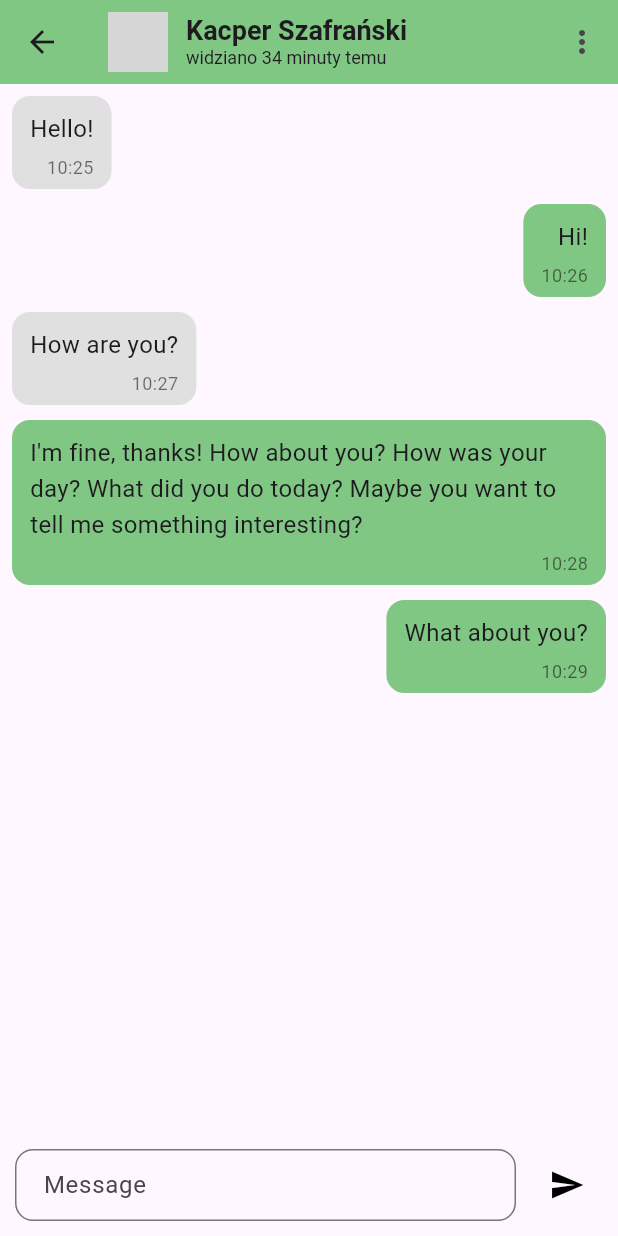
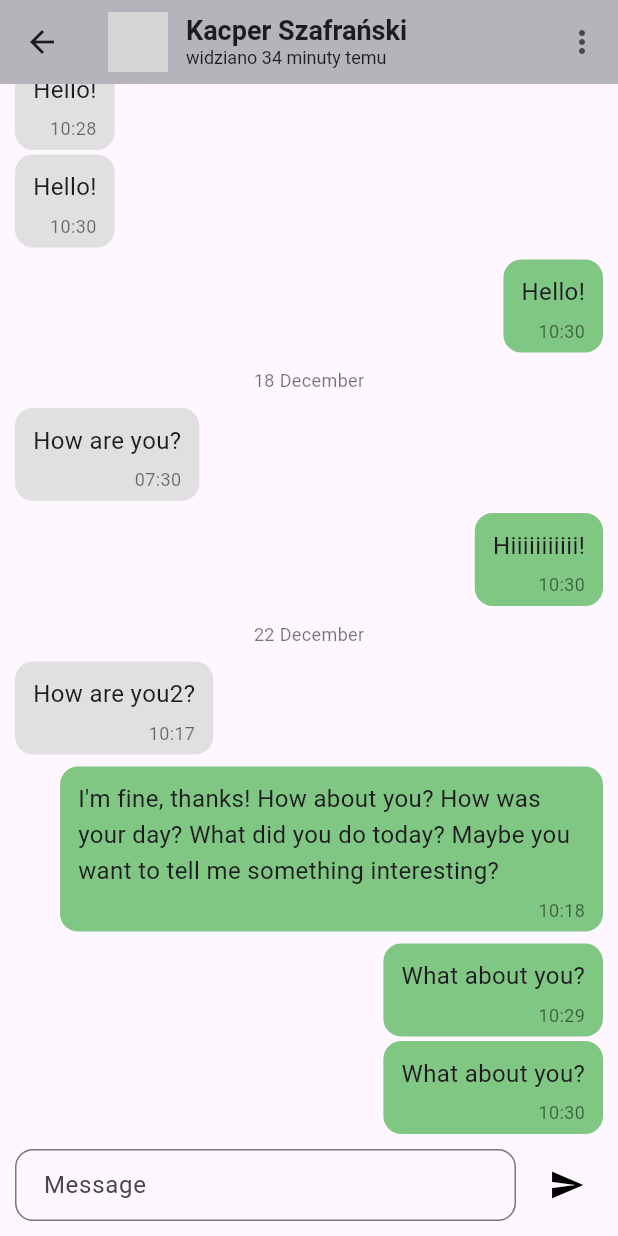
Before and after one commit to kasrow12/cynk, a Flutter app: the screen it shows after launch, on a phone screen of 412 x 824 dp. Run offline on Flutter 3.47's test engine with Material 3 defaults, Android fonts, the phone set to English and light mode, and no system bars; our stand-ins replace timeago; network calls fail; grey boxes are pictures that could not be loaded.

Commit message:
chat layout

```diff
--- a/lib/main.dart
+++ b/lib/main.dart
@@ -2,28 +2,64 @@ import 'package:Cynk/data/message.dart';
 import 'package:Cynk/data/user.dart';
 import 'package:Cynk/pl_messages.dart';
 import 'package:flutter/material.dart';
+import 'package:intl/intl.dart';
 import 'package:timeago/timeago.dart' as timeago;
 
-final List<Message> messages = [
+List<Message> aaaamessages() {
+  return [
     Message(
       message: 'Hello!',
-    time: DateTime.now().subtract(Duration(minutes: 5)),
+      time: DateTime.now()
+          .subtract(Duration(days: 5))
+          .subtract(Duration(hours: 3)),
+      isSentByUser: true,
+    ),
+    Message(
+      message:
+          'Lorem ipsum dolor sit amet, consectetur adipiscing elit. Donec nec odio vitae libero.',
+      time: DateTime.now()
+          .subtract(Duration(days: 5))
+          .subtract(Duration(hours: 3)),
       isSentByUser: false,
     ),
     Message(
-    message: 'Hi!',
-    time: DateTime.now().subtract(Duration(minutes: 4)),
+      message: 'Hello!',
+      time: DateTime.now()
+          .subtract(Duration(days: 5))
+          .subtract(Duration(minutes: 2)),
+      isSentByUser: false,
+    ),
+    Message(
+      message: 'Hello!',
+      time: DateTime.now().subtract(Duration(days: 5)),
+      isSentByUser: false,
+    ),
+    Message(
+      message: 'Hello!',
+      time: DateTime.now().subtract(Duration(days: 5)),
       isSentByUser: true,
     ),
     Message(
       message: 'How are you?',
-    time: DateTime.now().subtract(Duration(minutes: 3)),
+      time: DateTime.now()
+          .subtract(Duration(days: 4))
+          .subtract(Duration(hours: 3)),
+      isSentByUser: false,
+    ),
+    Message(
+      message: 'Hiiiiiiiiiii!',
+      time: DateTime.now().subtract(Duration(days: 4)),
+      isSentByUser: true,
+    ),
+    Message(
+      message: 'How are you2?',
+      time: DateTime.now().subtract(Duration(minutes: 13)),
       isSentByUser: false,
     ),
     Message(
       message:
           'I\'m fine, thanks! How about you? How was your day? What did you do today? Maybe you want to tell me something interesting?',
-    time: DateTime.now().subtract(Duration(minutes: 2)),
+      time: DateTime.now().subtract(Duration(minutes: 12)),
       isSentByUser: true,
     ),
     Message(
@@ -31,7 +67,13 @@ final List<Message> messages = [
       time: DateTime.now().subtract(Duration(minutes: 1)),
       isSentByUser: true,
     ),
-];
+    Message(
+      message: 'What about you?',
+      time: DateTime.now(),
+      isSentByUser: true,
+    ),
+  ].reversed.toList();
+}
 
 void main() {
   timeago.setLocaleMessages('pl', PlMessages());
@@ -45,9 +87,6 @@ class CynkApp extends StatelessWidget {
   Widget build(BuildContext context) {
     return MaterialApp(
       title: 'Cynk',
-      theme: ThemeData(
-        primarySwatch: Colors.green,
-      ),
       home: ChatPage(
         user: User(
           id: 'aaaa',
@@ -55,21 +94,27 @@ class CynkApp extends StatelessWidget {
           photoUrl: 'https://avatars.githubusercontent.com/u/37282077?v=4',
           lastSeen: DateTime.now().subtract(Duration(minutes: 34)),
         ),
+        messages: aaaamessages(),
       ),
     );
   }
 }
 
 class ChatPage extends StatelessWidget {
-  const ChatPage({required this.user, super.key});
+  const ChatPage({
+    required this.user,
+    required this.messages,
+    super.key,
+  });
 
   final User user;
+  final List<Message> messages;
 
   @override
   Widget build(BuildContext context) {
     return Scaffold(
       appBar: AppBar(
-        backgroundColor: Colors.green[300],
+        backgroundColor: Colors.grey[400],
         leading: IconButton(
           icon: const Icon(Icons.arrow_back),
           onPressed: () {
@@ -129,13 +174,41 @@ class ChatPage extends StatelessWidget {
           // List of messages
           Expanded(
             child: ListView.separated(
-              padding: const EdgeInsets.all(8),
-              itemCount: messages.length,
+              reverse: true,
+              // shrinkWrap: true,
+              padding: const EdgeInsets.symmetric(horizontal: 10),
+              itemCount: messages.length + 1, // +1 for the first message date
               itemBuilder: (context, index) {
+                // Allows for the date separator before the first message
+                if (index >= messages.length) {
+                  return const SizedBox(height: 0);
+                }
+
                 return MessageTile(message: messages[index]);
               },
               separatorBuilder: (context, index) {
-                return const SizedBox(height: 10);
+                if (index + 1 >= messages.length) {
+                  return DateSeparator(date: messages[index].time);
+                }
+
+                final current = messages[index];
+                final prev = messages[index + 1];
+
+                // Show date separator if the previous message was sent on a different day
+                if (prev.time.year != current.time.year ||
+                    prev.time.month != current.time.month ||
+                    prev.time.day != current.time.day) {
+                  return DateSeparator(date: current.time);
+                }
+
+                if (prev.isSentByUser == current.isSentByUser &&
+                    current.time.difference(prev.time).inMinutes < 5) {
+                  return const SizedBox(height: 3);
+                } else {
+                  return const SizedBox(height: 8);
+                }
+
+                return Text(index.toString());
               },
             ),
           ),
@@ -176,6 +249,31 @@ class ChatPage extends StatelessWidget {
   }
 }
 
+class DateSeparator extends StatelessWidget {
+  const DateSeparator({
+    super.key,
+    required this.date,
+  });
+
+  final DateTime date;
+
+  @override
+  Widget build(BuildContext context) {
+    return Padding(
+      padding: const EdgeInsets.symmetric(vertical: 10),
+      child: Center(
+        child: Text(
+          DateFormat('d MMMM').format(date),
+          style: const TextStyle(
+            color: Colors.black54,
+            fontSize: 12,
+          ),
+        ),
+      ),
+    );
+  }
+}
+
 class MessageTile extends StatelessWidget {
   const MessageTile({
     super.key,
@@ -189,6 +287,10 @@ class MessageTile extends StatelessWidget {
     return Align(
       alignment:
           message.isSentByUser ? Alignment.centerRight : Alignment.centerLeft,
+      child: Padding(
+        padding: message.isSentByUser
+            ? const EdgeInsets.only(left: 30)
+            : const EdgeInsets.only(right: 30),
         child: DecoratedBox(
           decoration: BoxDecoration(
             color: message.isSentByUser ? Colors.green[300] : Colors.grey[300],
@@ -209,6 +311,7 @@ class MessageTile extends StatelessWidget {
                 const SizedBox(height: 5),
                 Text(
                   '${message.time.hour.toString().padLeft(2, '0')}:${message.time.minute.toString().padLeft(2, '0')}',
+                  // message.time.toString(),
                   style: const TextStyle(
                     color: Colors.black54,
                     fontSize: 12,
@@ -218,6 +321,7 @@ class MessageTile extends StatelessWidget {
             ),
           ),
         ),
+      ),
     );
   }
 }
```
Lines whose indentation alone changed are shown as unchanged.
